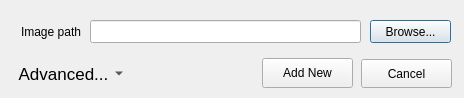
The window that fhgr/freehandrastergeoreferencerdialog.ui (cmahnke/FreehandRasterGeoreferencer) describes before a commit, drawn with Qt 5.
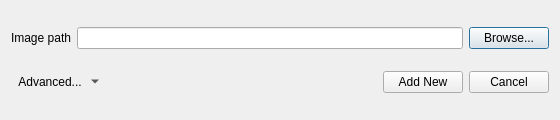
The same window after the commit.

The edit to the form file:
```diff
--- a/fhgr/freehandrastergeoreferencerdialog.ui
+++ b/fhgr/freehandrastergeoreferencerdialog.ui
@@ -6,8 +6,8 @@
    <rect>
     <x>0</x>
     <y>0</y>
-    <width>464</width>
-    <height>98</height>
+    <width>560</width>
+    <height>120</height>
    </rect>
   </property>
   <property name="windowTitle">
@@ -16,38 +16,11 @@
   <property name="modal">
    <bool>true</bool>
   </property>
-  <widget class="QLineEdit" name="lineEditImagePath">
-   <property name="geometry">
-    <rect>
-     <x>90</x>
-     <y>20</y>
-     <width>271</width>
-     <height>23</height>
-    </rect>
-   </property>
-  </widget>
-  <widget class="QPushButton" name="pushButtonBrowse">
-   <property name="geometry">
-    <rect>
-     <x>370</x>
-     <y>20</y>
-     <width>81</width>
-     <height>23</height>
-    </rect>
-   </property>
-   <property name="text">
-    <string>Browse...</string>
-   </property>
-  </widget>
+  <layout class="QVBoxLayout" name="verticalLayout">
+   <item>
+    <layout class="QGridLayout" name="pathLayout">
+     <item row="0" column="0">
   <widget class="QLabel" name="label">
-   <property name="geometry">
-    <rect>
-     <x>10</x>
-     <y>20</y>
-     <width>71</width>
-     <height>23</height>
-    </rect>
-   </property>
    <property name="layoutDirection">
     <enum>Qt::LeftToRight</enum>
    </property>
@@ -57,53 +30,34 @@
    <property name="alignment">
     <set>Qt::AlignRight|Qt::AlignTrailing|Qt::AlignVCenter</set>
    </property>
-  </widget>
-  <widget class="QPushButton" name="pushButtonAdd">
-   <property name="enabled">
-    <bool>true</bool>
-   </property>
-   <property name="geometry">
-    <rect>
-     <x>262</x>
-     <y>58</y>
-     <width>91</width>
-     <height>30</height>
-    </rect>
-   </property>
-   <property name="text">
-    <string>Add New</string>
-   </property>
-  </widget>
-  <widget class="QPushButton" name="pushButtonCancel">
-   <property name="enabled">
-    <bool>true</bool>
-   </property>
-   <property name="geometry">
-    <rect>
-     <x>361</x>
-     <y>59</y>
-     <width>91</width>
-     <height>29</height>
-    </rect>
-   </property>
+       <property name="buddy">
+        <cstring>lineEditImagePath</cstring>
+       </property>
+      </widget>
+     </item>
+     <item row="0" column="1">
+      <widget class="QLineEdit" name="lineEditImagePath">
+       <property name="sizePolicy">
+        <sizepolicy hsizetype="Expanding" vsizetype="Fixed">
+         <horstretch>1</horstretch>
+         <verstretch>0</verstretch>
+        </sizepolicy>
+       </property>
+      </widget>
+     </item>
+     <item row="0" column="2">
+      <widget class="QPushButton" name="pushButtonBrowse">
    <property name="text">
-    <string>Cancel</string>
-   </property>
-  </widget>
+        <string>Browse...</string>
+       </property>
+      </widget>
+     </item>
+    </layout>
+   </item>
+   <item>
+    <layout class="QHBoxLayout" name="buttonLayout">
+     <item>
   <widget class="QToolButton" name="toolButtonAdvanced">
-   <property name="geometry">
-    <rect>
-     <x>14</x>
-     <y>63</y>
-     <width>111</width>
-     <height>21</height>
-    </rect>
-   </property>
-   <property name="font">
-    <font>
-     <pointsize>13</pointsize>
-    </font>
-   </property>
    <property name="text">
     <string>Advanced...</string>
    </property>
@@ -120,6 +74,43 @@
     <enum>Qt::NoArrow</enum>
    </property>
   </widget>
+     </item>
+     <item>
+      <spacer name="horizontalSpacer">
+       <property name="orientation">
+        <enum>Qt::Horizontal</enum>
+       </property>
+       <property name="sizeHint" stdset="0">
+        <size>
+         <width>40</width>
+         <height>20</height>
+        </size>
+       </property>
+      </spacer>
+     </item>
+     <item>
+      <widget class="QPushButton" name="pushButtonAdd">
+       <property name="enabled">
+        <bool>true</bool>
+       </property>
+       <property name="text">
+        <string>Add New</string>
+       </property>
+      </widget>
+     </item>
+     <item>
+      <widget class="QPushButton" name="pushButtonCancel">
+       <property name="enabled">
+        <bool>true</bool>
+       </property>
+       <property name="text">
+        <string>Cancel</string>
+       </property>
+      </widget>
+     </item>
+    </layout>
+   </item>
+  </layout>
  </widget>
  <tabstops>
   <tabstop>lineEditImagePath</tabstop>
```
Left out of the diff: 3 changed lines with no effect on the pictures. Lines whose indentation alone changed are shown as unchanged.
